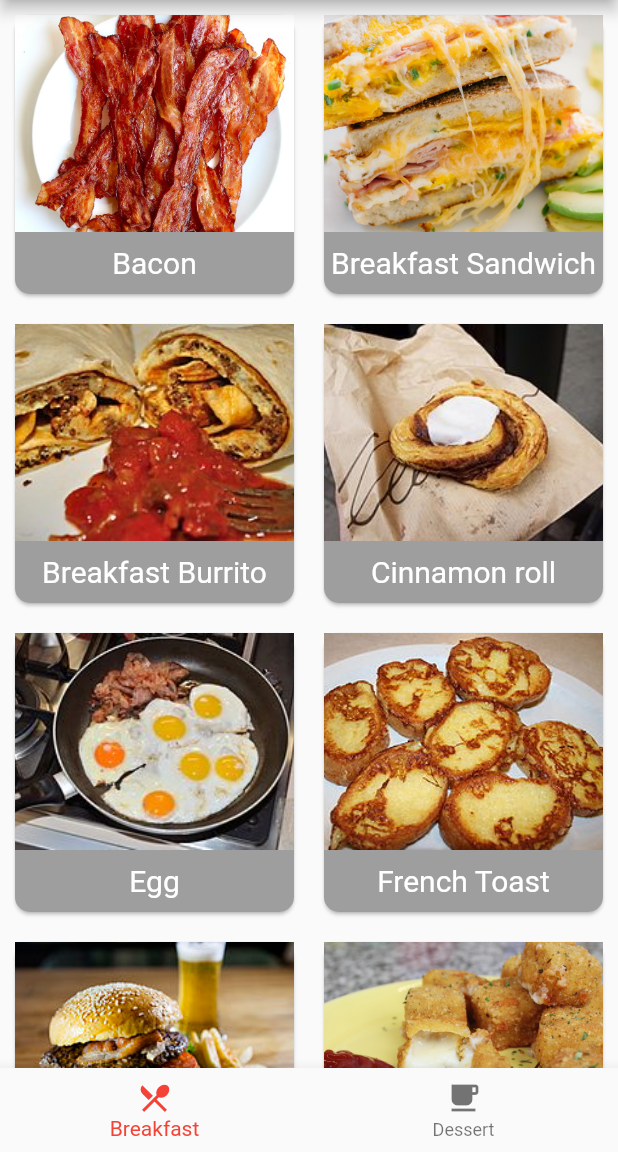
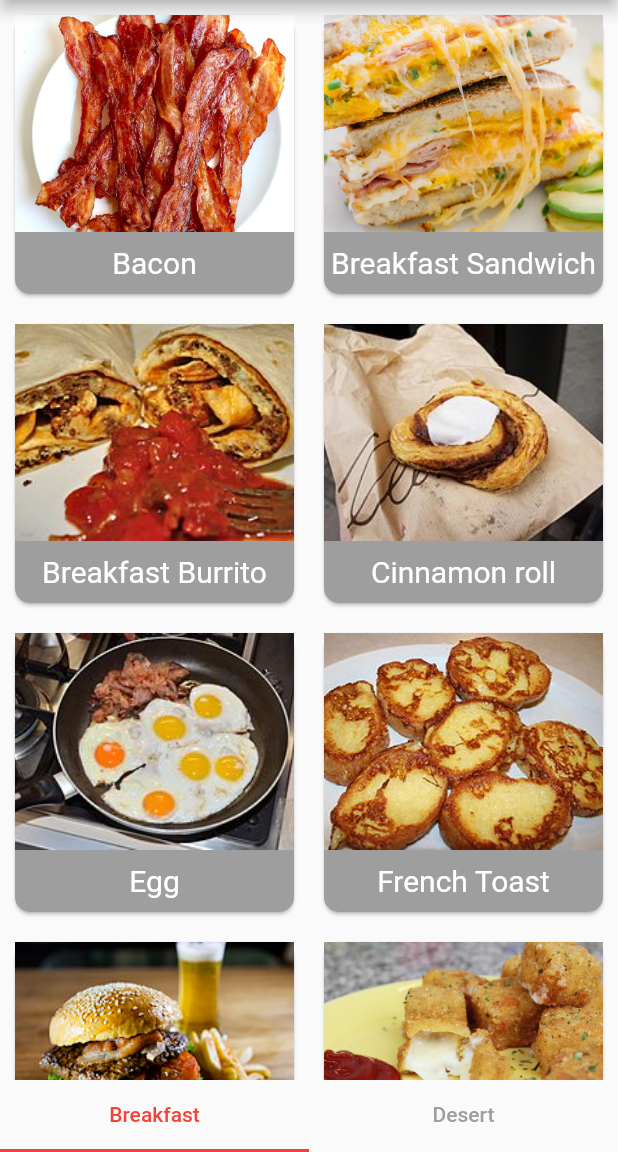
Before and after one commit to ferdianrb/flutter_meals_catalogue, a Flutter app: the screen it shows after launch, on a phone screen of 412 x 824 dp, the part 84-1236 px from its top. Run offline on Flutter 3.47's test engine with Material 2 defaults, Android fonts, the phone set to English and light mode, and no system bars.

Commit message:
using tab layout

```diff
--- a/lib/breakfast_list.dart
+++ b/lib/breakfast_list.dart
@@ -5,7 +5,6 @@ import 'package:meals_catalogue/detail_screen.dart';
 class Breakfast extends StatelessWidget {
   @override
   Widget build(BuildContext context) {
-    // TODO: implement build
     return GridView.builder(
       gridDelegate:
           new SliverGridDelegateWithFixedCrossAxisCount(crossAxisCount: 2),
--- a/lib/dessert_list.dart
+++ b/lib/dessert_list.dart
@@ -5,7 +5,6 @@ import 'package:meals_catalogue/detail_screen.dart';
 class Dessert extends StatelessWidget {
   @override
   Widget build(BuildContext context) {
-    // TODO: implement build
     return GridView.builder(
       gridDelegate:
           new SliverGridDelegateWithFixedCrossAxisCount(crossAxisCount: 2),
--- a/lib/main.dart
+++ b/lib/main.dart
@@ -20,8 +20,6 @@ class Home extends StatefulWidget {
 }
 
 class _HomeScreen extends State<Home> {
-  int _currentIndex = 0;
-  final List<Widget> _children = [Breakfast(), Dessert()];
 
   @override
   Widget build(BuildContext context) {
@@ -33,7 +31,9 @@ class _HomeScreen extends State<Home> {
         primarySwatch: Colors.red,
         accentColor: Color(0xFF761322),
       ),
-      home: Scaffold(
+      home: DefaultTabController(
+        length: 2,
+        child: Scaffold(
           appBar: AppBar(
             title: Text(title),
             actions: <Widget>[
@@ -43,29 +43,28 @@ class _HomeScreen extends State<Home> {
               ),
             ],
           ),
-        body: _children[_currentIndex],
-        bottomNavigationBar: BottomNavigationBar(
-          onTap: onTabTapped, // new
-          currentIndex:
-              _currentIndex, // this will be set when a new tab is tapped
-          items: [
-            BottomNavigationBarItem(
-              icon: new Icon(Icons.local_dining),
-              title: new Text('Breakfast'),
+          body: TabBarView(
+            children: <Widget>[Breakfast(), Dessert()],
           ),
-            BottomNavigationBarItem(
-              icon: new Icon(Icons.local_cafe),
-              title: new Text('Dessert'),
-            )
+          bottomNavigationBar: TabBar(
+            tabs: <Widget>[
+              Tab(
+                child: Text(
+                  'Breakfast'
+                ),
+              ),
+              Tab(
+                child: Text(
+                  'Desert'
+                ),
+              ),
             ],
+            indicatorColor: Colors.red,
+            labelColor: Colors.red,
+            unselectedLabelColor: Colors.grey,
+          ),
         ),
       ),
     );
   }
-
-  void onTabTapped(int index) {
-    setState(() {
-      _currentIndex = index;
-    });
 }
-}
```
Lines whose indentation alone changed are shown as unchanged.
